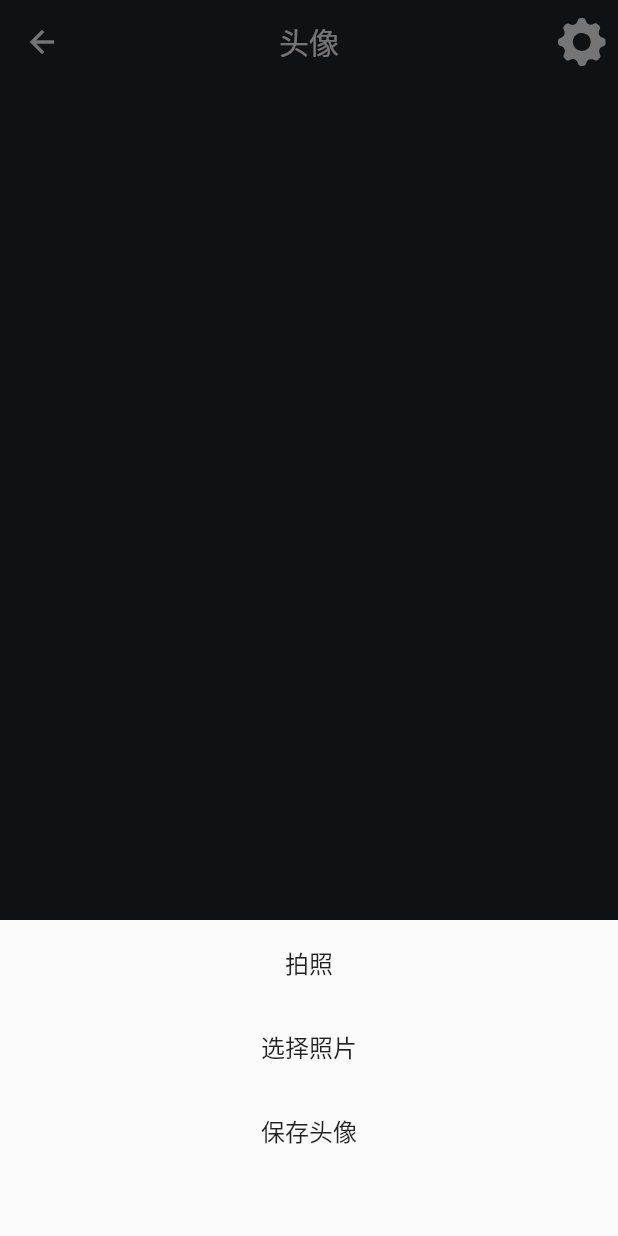
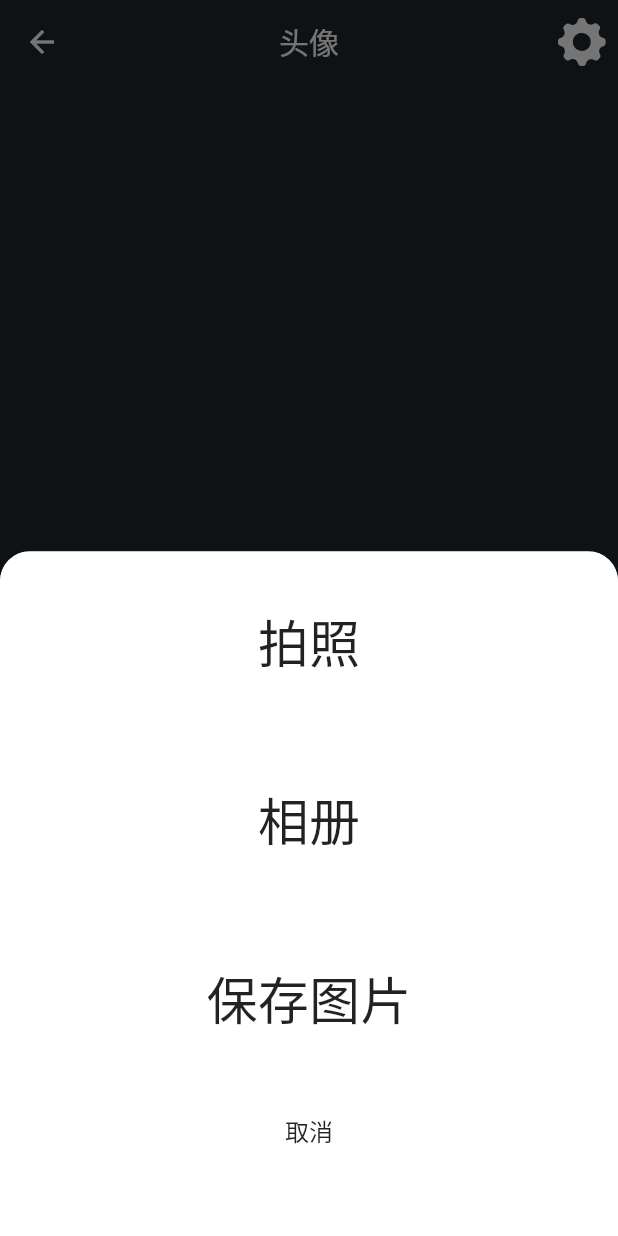
Before and after one commit to Tecode/flutter_book, a Flutter app: the AvatarEdit screen opened directly with empty values, after a tap on an icon or button, on a phone screen of 412 x 824 dp. Run offline on Flutter 3.47's test engine with Material 2 defaults, Android fonts, the phone set to English and light mode, and no system bars; drawn by our look-alikes of photo_view; our stand-ins replace carousel_slider, dio, fluro, flutter_easyrefresh, flutter_mobx, flutter_svg and 5 more; missing offline and left inert: fluwx; accounts and stored records are empty; generated files the repository leaves out were written again; network calls fail; statements that could not run were skipped.

Commit message:
feat: 安卓打包报错问题，修改了启动页
新增图片裁剪，图片选择功能，微信SDK，解决报错问题

```diff
--- a/lib/containers/AvatarEdit.dart
+++ b/lib/containers/AvatarEdit.dart
@@ -1,8 +1,12 @@
+import 'dart:async';
+import 'dart:io';
 import 'package:flutter/material.dart';
 import 'package:flutter_book/helpers/Adapt.dart';
 import 'package:flutter_book/widgets/common/FullScreenWrapper.dart';
 import 'package:flutter_book/helpers/constants.dart';
 import 'package:flutter_svg/svg.dart';
+import 'package:image_cropper/image_cropper.dart';
+import 'package:image_picker/image_picker.dart';
 
 class AvatarEdit extends StatefulWidget {
   final String avatarUrl;
@@ -15,8 +19,58 @@ class AvatarEdit extends StatefulWidget {
 
 class _AvatarEditState extends State<AvatarEdit> {
   final String avatarUrl;
+  File imageFile;
+  final List<Map<String, dynamic>> _actionListData = [
+    {'title': '拍照', 'value': 'takePhoto'},
+    {'title': '相册', 'value': 'ablum'},
+    {'title': '保存图片', 'value': 'saveImage'},
+  ];
+  String _activeKey;
+  _AvatarEditState(this.avatarUrl);
 
-  _AvatarEditState(this.avatarUrl);
+  // 选择图片
+  Future<Null> _pickImage() async {
+    imageFile = await ImagePicker.pickImage(source: ImageSource.gallery);
+    if (imageFile != null) {}
+  }
+
+  Future<Null> _takePhoto() async {
+    imageFile = await ImagePicker.pickImage(source: ImageSource.camera);
+    if (imageFile != null) {}
+  }
+
+  Future<Null> _cropImage() async {
+    File croppedFile = await ImageCropper.cropImage(
+      sourcePath: imageFile.path,
+      toolbarTitle: 'Cropper',
+      toolbarColor: Colors.blue,
+      toolbarWidgetColor: Colors.white,
+    );
+    if (croppedFile != null) {
+      imageFile = croppedFile;
+    }
+  }
+
+  // 弹窗选项点击事件
+  void _handleClick(String key) {
+    print(key);
+    switch (key) {
+      case 'takePhoto':
+        _takePhoto().then((_) {
+          _cropImage();
+        });
+        break;
+      case 'ablum':
+        _pickImage().then((_) {
+          _cropImage();
+        });
+        break;
+      case 'saveImage':
+        break;
+      default:
+    }
+    Navigator.pop(context);
+  }
 
   @override
   Widget build(BuildContext context) {
@@ -31,31 +85,77 @@ class _AvatarEditState extends State<AvatarEdit> {
             onPressed: () {
               showModalBottomSheet(
                   context: context,
+                  backgroundColor: Colors.transparent,
                   builder: (BuildContext context) {
-                      return Column(
+                    return ClipRRect(
+                      borderRadius: BorderRadius.only(
+                        topLeft: Radius.circular(20),
+                        topRight: Radius.circular(20),
+                      ),
+                      child: Container(
+                        decoration: BoxDecoration(
+                          color: Colors.white,
+                        ),
+                        child: StatefulBuilder(
+                          builder:
+                              (BuildContext context, StateSetter setState) =>
+                                  Column(
                             mainAxisSize: MainAxisSize.min, // 设置最小的弹出
                             children: <Widget>[
-                          new ListTile(
-                            title: new Text(
-                              "拍照",
+                              Column(
+                                  children: _actionListData
+                                      .map((Map<String, dynamic> data) =>
+                                          GestureDetector(
+                                            onTapUp: (TapUpDetails details) {
+                                              setState(() {
+                                                _activeKey = null;
+                                              });
+                                            },
+                                            onTap: () =>
+                                                _handleClick(data['value']),
+                                            onTapDown: (TapDownDetails detail) {
+                                              setState(() {
+                                                _activeKey = data['value'];
+                                              });
+                                            },
+                                            onTapCancel: () {
+                                              setState(() {
+                                                _activeKey = null;
+                                              });
+                                            },
+                                            child: Container(
+                                                width: double.infinity,
+                                                padding: EdgeInsets.symmetric(
+                                                    vertical:
+                                                        Adapt.height(16.0)),
+                                                child: Text(
+                                                  data['title'],
+                                                  textAlign: TextAlign.center,
+                                                  style: TextStyle(
+                                                      fontSize: Adapt.px(16)),
+                                                ),
+                                                color:
+                                                    _activeKey == data['value']
+                                                        ? Color(0xfffafafa)
+                                                        : Colors.white),
+                                          ))
+                                      .toList()),
+                              ListTile(
+                                title: Text(
+                                  '取消',
                                   textAlign: TextAlign.center,
                                 ),
-                            onTap: () async {},
-                          ),
-                          new ListTile(
-                            title:
-                                new Text("选择照片", textAlign: TextAlign.center),
-                            onTap: () async {},
-                          ),
-                          new ListTile(
-                            title:
-                                new Text("保存头像", textAlign: TextAlign.center),
-                            onTap: () async {},
+                                onTap: () {
+                                  Navigator.pop(context);
+                                },
                               ),
                               SizedBox(
                                 height: Adapt.height(20.0),
-                          )
+                              ),
                             ],
+                          ),
+                        ),
+                      ),
                     );
                   });
             },
@@ -64,8 +164,9 @@ class _AvatarEditState extends State<AvatarEdit> {
               width: Adapt.width(Constants.appBarIconSize + 4.0),
               height: Adapt.height(Constants.appBarIconSize + 4.0),
             ),
-            )
-          ]),
+          ),
+        ],
+      ),
       body: FullScreenWrapper(
         backgroundDecoration: BoxDecoration(color: Color(AppColors.themeColor)),
         imageProvider: NetworkImage(avatarUrl),
--- a/lib/containers/Entrance.dart
+++ b/lib/containers/Entrance.dart
@@ -52,7 +52,7 @@ class _EntranceState extends State<Entrance> {
      */
     _loadVersion();
 
-    Future.delayed(Duration.zero, () {
+    Future(() {
       /**
        * 发送获取版本信息的请求
        * 获取数据，查看版本号
--- a/lib/main.dart
+++ b/lib/main.dart
@@ -1,6 +1,7 @@
 import 'package:flutter/material.dart';
 import 'package:flutter/cupertino.dart';
 import 'package:flutter_book/containers/Login.dart';
+import 'package:flutter_book/containers/Entrance.dart';
 import 'package:flutter_book/helpers/constants.dart' show AppColors;
 import 'package:flutter/services.dart';
 import 'package:fluro/fluro.dart';
--- a/pubspec.yaml
+++ b/pubspec.yaml
@@ -11,7 +11,7 @@ description: A new Flutter project.
 # In iOS, build-name is used as CFBundleShortVersionString while build-number used as CFBundleVersion.
 # Read more about iOS versioning at
 # https://developer.apple.com/library/archive/documentation/General/Reference/InfoPlistKeyReference/Articles/CoreFoundationKeys.html
-version: 1.0.0+1
+version: 1.0.2
 
 environment:
   sdk: ">=2.1.0-dev <3.0.0"
@@ -24,6 +24,9 @@ dependencies:
   shared_preferences: ^0.5.3+4
   url_launcher: ^5.1.2
   webview_flutter: ^0.3.14
+  image_cropper: ^1.0.2
+  image_picker: ^0.6.1+4
+  fluwx: ^1.1.0
 
 
   # The following adds the Cupertino Icons font to your application.
```
Also changed, not shown: lib/containers/Login.dart (+39 -0 lines), pubspec.lock, 10 other files. Lines whose indentation alone changed are shown as unchanged.
